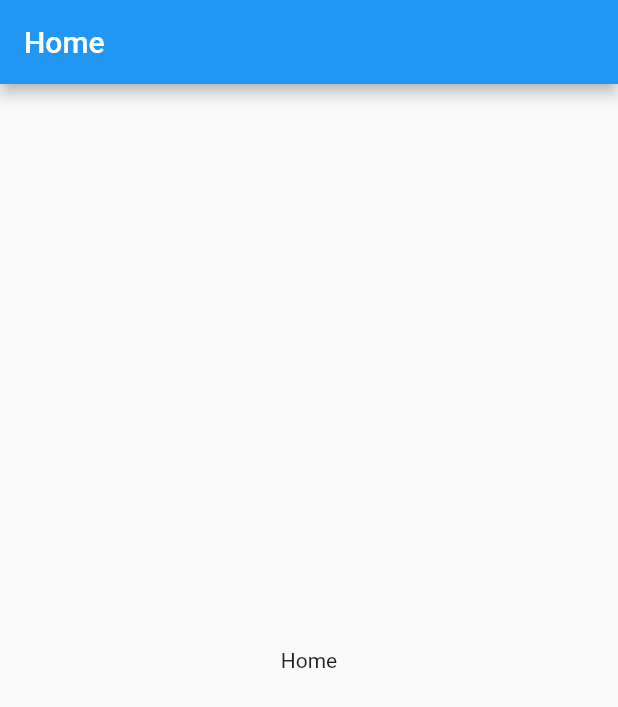
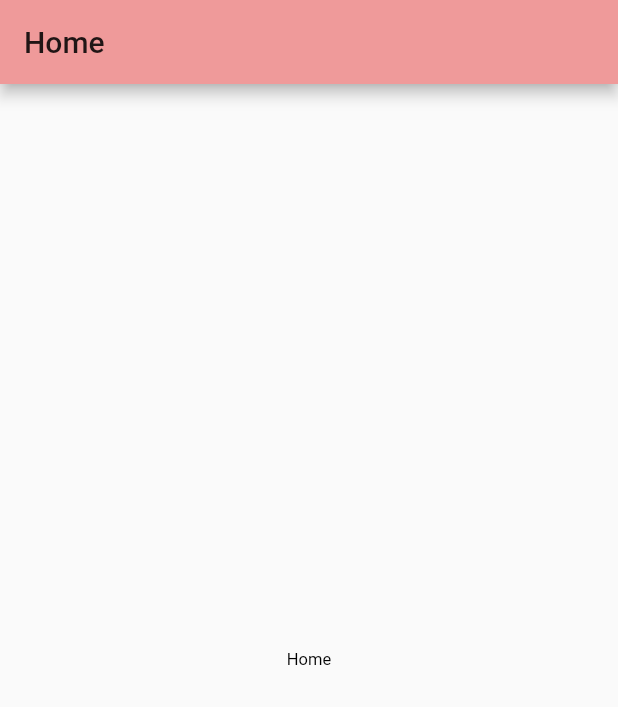
Before and after one commit to begomez/Flutter-Arch-Template, a Flutter app: the screen it shows after launch, after a tap on "Login", on a phone screen of 412 x 824 dp. Shown: the top 707 px of the screen. Run offline on Flutter 3.47's test engine with Material 2 defaults, Android fonts, the phone set to English and light mode, and no system bars.

Commit message:
Apply colors and styles

```diff
--- a/lib/presentation/app/MainApp.dart
+++ b/lib/presentation/app/MainApp.dart
@@ -1,6 +1,7 @@
 import 'package:flutter/material.dart';
 import 'package:flutter_localizations/flutter_localizations.dart';
 import 'package:flutter_template/presentation/navigation/Routes.dart';
+import 'package:flutter_template/presentation/resources/AppStyles.dart';
 import 'package:flutter_template/presentation/screens/HomeScreen.dart';
 import 'package:flutter_template/presentation/screens/LoginScreen.dart';
 import 'package:flutter_template/presentation/screens/SplashScreen.dart';
@@ -16,6 +17,7 @@ class MainApp extends StatelessWidget {
         showPerformanceOverlay: false,
         debugShowCheckedModeBanner: false,
         title: "MainApp",
+        theme: AppStyles.appTheme,
         home: SplashScren(
           title: "",
         ),
--- a/lib/presentation/screens/HomeScreen.dart
+++ b/lib/presentation/screens/HomeScreen.dart
@@ -6,7 +6,7 @@ class HomeScreen extends BaseStatelessScreen {
       : super(title: title, key: key);
 
   @override
-  Widget buildBody(BuildContext context) {
+  Widget buildScreenContent(BuildContext context) {
     return Center(
         child: Container(
       child: Text(this.getScreenTitle()),
--- a/lib/presentation/screens/LoginScreen.dart
+++ b/lib/presentation/screens/LoginScreen.dart
@@ -1,5 +1,7 @@
 import 'package:flutter/material.dart';
 import 'package:flutter_template/presentation/navigation/AppNavigator.dart';
+import 'package:flutter_template/presentation/resources/AppColors.dart';
+import 'package:flutter_template/presentation/resources/AppStyles.dart';
 import 'package:flutter_template/presentation/screens/base/BaseStatelessScreen.dart';
 import 'package:flutter_template/presentation/utils/AppLocalizations.dart';
 import 'package:flutter_template/presentation/widgets/factory/WidgetFactory.dart';
@@ -9,7 +11,7 @@ class LoginScreen extends BaseStatelessScreen {
       : super(title: title, key: key);
 
   @override
-  Widget buildBody(BuildContext context) {
+  Widget buildScreenContent(BuildContext context) {
     return Container(
       child: Column(
         mainAxisSize: MainAxisSize.max,
@@ -26,7 +28,8 @@ class LoginScreen extends BaseStatelessScreen {
 
   Widget _buildBtn(BuildContext cntxt) {
     return WidgetFactory.buildBtn(
-        color: Colors.red,
+        color: AppColors.accent,
+        style: AppStyles.action,
         text: "Login",
         callback: () async {
           await AppNavigator.toHome(cntxt);
--- a/lib/presentation/screens/SplashScreen.dart
+++ b/lib/presentation/screens/SplashScreen.dart
@@ -8,10 +8,13 @@ class SplashScren extends BaseStatelessScreen {
       : super(title: title, key: key);
 
   @override
-  Widget buildBody(BuildContext context) {
+  Widget buildScreenContent(BuildContext context) {
     this._navigateDelayed(context);
 
-    return Center(child: Container());
+    return Center(
+        child: Container(
+      child: Image.asset("assets/images/splash.png"),
+    ));
   }
 
   void _navigateDelayed(BuildContext cntxt) async {
--- a/lib/presentation/screens/base/BaseStatelessScreen.dart
+++ b/lib/presentation/screens/base/BaseStatelessScreen.dart
@@ -9,7 +9,7 @@ abstract class BaseStatelessScreen extends StatelessWidget {
   Widget build(BuildContext context) {
     return Scaffold(
       appBar: this.buildAppBar(context),
-      body: SafeArea(child: this.buildBody(context)),
+      body: SafeArea(child: this.buildScreenContent(context)),
     );
   }
 
@@ -24,7 +24,7 @@ abstract class BaseStatelessScreen extends StatelessWidget {
   }
 
   //XXX: must be overriden by subclasses
-  Widget buildBody(BuildContext cntxt);
+  Widget buildScreenContent(BuildContext cntxt);
 
   String getScreenTitle() => this.title;
 }
--- a/lib/presentation/widgets/factory/WidgetFactory.dart
+++ b/lib/presentation/widgets/factory/WidgetFactory.dart
@@ -1,14 +1,22 @@
 import 'package:flutter/material.dart';
+import 'package:flutter_template/presentation/resources/AppColors.dart';
+import 'package:flutter_template/presentation/resources/AppStyles.dart';
 
 abstract class WidgetFactory {
   static Widget buildBtn(
-      {@required Color color,
+      {Color color = AppColors.accent,
       @required String text,
-      @required Function callback}) {
+      @required Function callback,
+      @required TextStyle style}) {
     return Container(
       width: double.maxFinite,
       child: MaterialButton(
-          color: color, child: Text(text), onPressed: callback.call),
+          color: color,
+          child: Text(
+            text,
+            style: style,
+          ),
+          onPressed: callback.call),
     );
   }
 }
```
